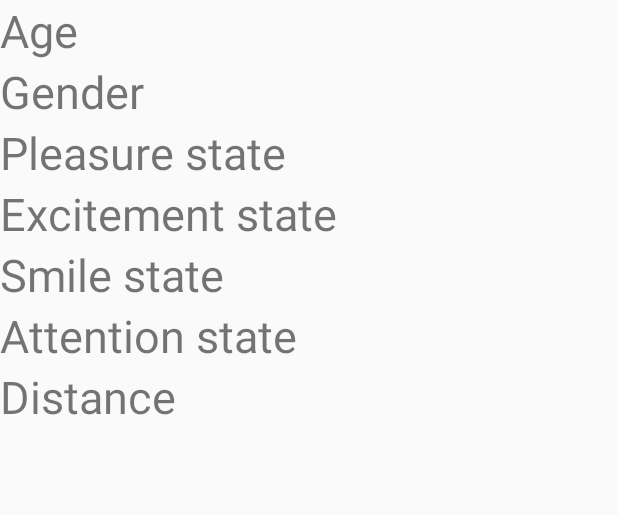
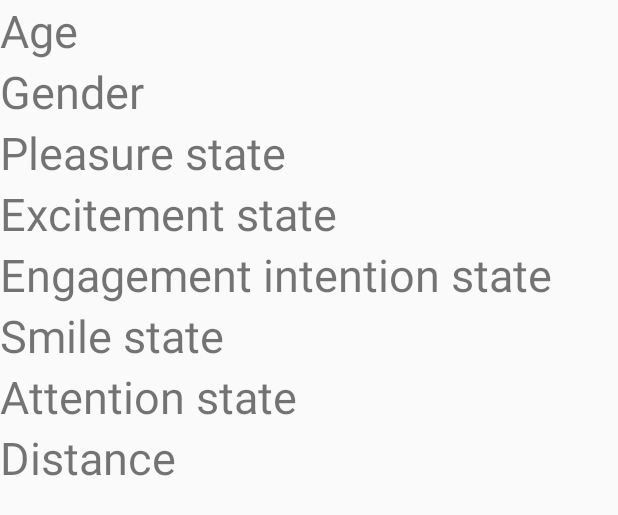
Before and after one commit to aldebaran/qisdk-tutorials, an Android app: the layout human_info_layout.xml on its own in the app's theme, with its tools: preview values and no code run, on a phone screen of 412 x 824 dp. Shown: the top 515 px of the screen. Run offline under Robolectric (Android 15) with nearby library versions, the light colour scheme and no system bars.

Commit message:
changes in People Characteristics Tutorial to display the human Engagement Intention State

```diff
--- a/app/src/main/java/com/softbankrobotics/qisdktutorials/ui/tutorials/peoplecharacteristics/HumanInfoViewHolder.java
+++ b/app/src/main/java/com/softbankrobotics/qisdktutorials/ui/tutorials/peoplecharacteristics/HumanInfoViewHolder.java
@@ -17,6 +17,7 @@ class HumanInfoViewHolder extends RecyclerView.ViewHolder {
     private TextView genderTextView;
     private TextView pleasureStateTextView;
     private TextView excitementStateTextView;
+    private TextView engagementIntentionStateTextView;
     private TextView smileStateTextView;
     private TextView attentionStateTextView;
     private TextView distanceTextView;
@@ -27,6 +28,7 @@ class HumanInfoViewHolder extends RecyclerView.ViewHolder {
         genderTextView = itemView.findViewById(R.id.gender_textview);
         pleasureStateTextView = itemView.findViewById(R.id.pleasure_state_textview);
         excitementStateTextView = itemView.findViewById(R.id.excitement_state_textview);
+        engagementIntentionStateTextView = itemView.findViewById(R.id.engagement_intention_state_textview);
         smileStateTextView = itemView.findViewById(R.id.smile_state_textview);
         attentionStateTextView = itemView.findViewById(R.id.attention_state_textview);
         distanceTextView = itemView.findViewById(R.id.distance_textview);
@@ -42,6 +44,7 @@ class HumanInfoViewHolder extends RecyclerView.ViewHolder {
         genderTextView.setText(resources.getString(R.string.gender, humanInfo.getGender()));
         pleasureStateTextView.setText(resources.getString(R.string.pleasure_state, humanInfo.getPleasureState()));
         excitementStateTextView.setText(resources.getString(R.string.excitement_state, humanInfo.getExcitementState()));
+        engagementIntentionStateTextView.setText(resources.getString(R.string.engagement_intention_state, humanInfo.getEngagementIntentionState()));
         smileStateTextView.setText(resources.getString(R.string.smile_state, humanInfo.getSmileState()));
         attentionStateTextView.setText(resources.getString(R.string.attention_state, humanInfo.getAttentionState()));
         distanceTextView.setText(resources.getString(R.string.distance, humanInfo.getDistance()));
--- a/app/src/main/java/com/softbankrobotics/qisdktutorials/ui/tutorials/peoplecharacteristics/PeopleCharacteristicsTutorialActivity.java
+++ b/app/src/main/java/com/softbankrobotics/qisdktutorials/ui/tutorials/peoplecharacteristics/PeopleCharacteristicsTutorialActivity.java
@@ -21,6 +21,7 @@ import com.aldebaran.qi.sdk.object.geometry.Transform;
 import com.aldebaran.qi.sdk.object.geometry.TransformTime;
 import com.aldebaran.qi.sdk.object.geometry.Vector3;
 import com.aldebaran.qi.sdk.object.human.AttentionState;
+import com.aldebaran.qi.sdk.object.human.EngagementIntentionState;
 import com.aldebaran.qi.sdk.object.human.ExcitementState;
 import com.aldebaran.qi.sdk.object.human.Gender;
 import com.aldebaran.qi.sdk.object.human.Human;
@@ -155,6 +156,7 @@ public class PeopleCharacteristicsTutorialActivity extends TutorialActivity impl
             Gender gender = human.getEstimatedGender();
             PleasureState pleasureState = human.getEmotion().getPleasure();
             ExcitementState excitementState = human.getEmotion().getExcitement();
+            EngagementIntentionState engagementIntentionState = human.getEngagementIntention();
             SmileState smileState = human.getFacialExpressions().getSmile();
             AttentionState attentionState = human.getAttention();
             Frame humanFrame = human.getHeadFrame();
@@ -165,6 +167,7 @@ public class PeopleCharacteristicsTutorialActivity extends TutorialActivity impl
             Log.i(TAG, "Gender: " + gender);
             Log.i(TAG, "Pleasure state: " + pleasureState);
             Log.i(TAG, "Excitement state: " + excitementState);
+            Log.i(TAG, "Engagement state: " + engagementIntentionState);
             Log.i(TAG, "Smile state: " + smileState);
             Log.i(TAG, "Attention state: " + attentionState);
 
@@ -173,7 +176,7 @@ public class PeopleCharacteristicsTutorialActivity extends TutorialActivity impl
             // Display the distance between the human and the robot.
             Log.i(TAG, "Distance: " + distance + " meter(s).");
 
-            HumanInfo humanInfo = new HumanInfo(age, gender, pleasureState, excitementState, smileState, attentionState, distance);
+            HumanInfo humanInfo = new HumanInfo(age, gender, pleasureState, excitementState, engagementIntentionState, smileState, attentionState, distance);
             humanInfoList.add(humanInfo);
         }
 
--- a/app/src/main/res/layout/human_info_layout.xml
+++ b/app/src/main/res/layout/human_info_layout.xml
@@ -30,6 +30,12 @@
         tools:text="Excitement state" />
 
     <TextView
+        android:id="@+id/engagement_intention_state_textview"
+        android:layout_width="wrap_content"
+        android:layout_height="wrap_content"
+        tools:text="Engagement intention state" />
+
+    <TextView
         android:id="@+id/smile_state_textview"
         android:layout_width="wrap_content"
         android:layout_height="wrap_content"
--- a/app/src/main/res/values/strings.xml
+++ b/app/src/main/res/values/strings.xml
@@ -13,6 +13,7 @@
     <string name="gender">Gender: %1$s</string>
     <string name="pleasure_state">Pleasure state: %1$s</string>
     <string name="excitement_state">Excitement state: %1$s</string>
+    <string name="engagement_intention_state">Engagement intention state: %1$s</string>
     <string name="smile_state">Smile state: %1$s</string>
     <string name="attention_state">Attention state: %1$s</string>
     <string name="distance">Distance: %1$f meter(s)</string>
```
Also changed, not shown: app/src/main/java/com/softbankrobotics/qisdktutorials/model/data/HumanInfo.java (+6 -1 lines).
